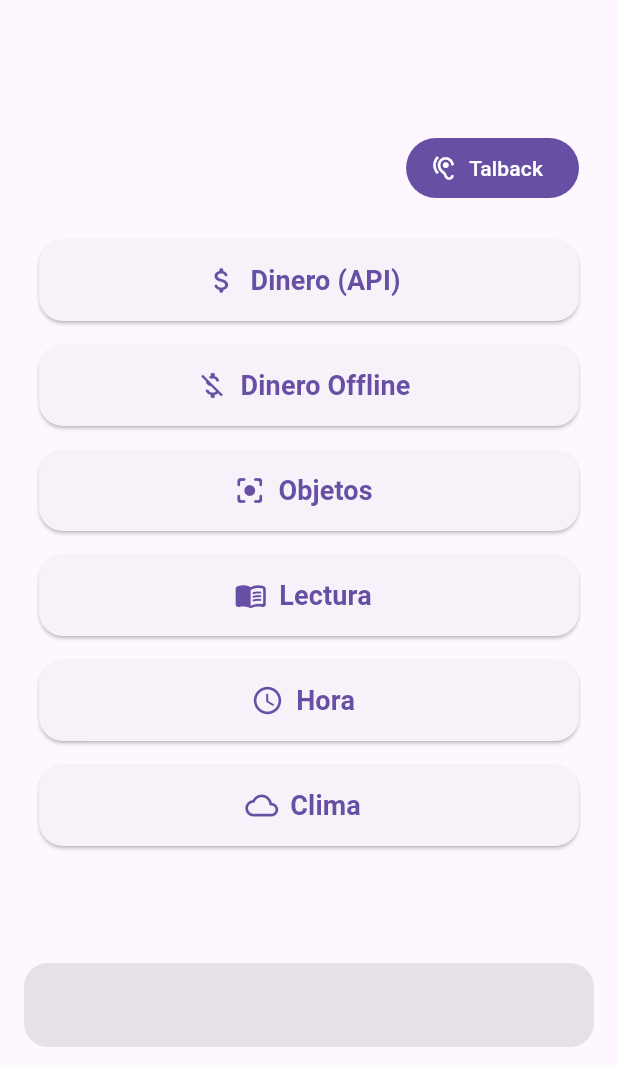
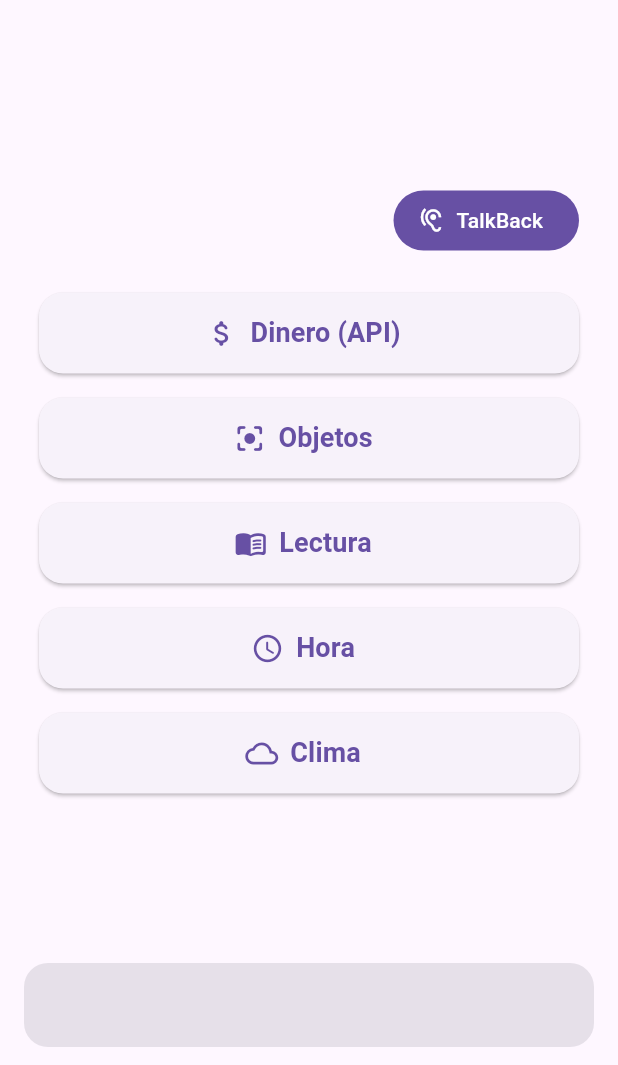
Before and after one commit to joelmg19/CellSayapp3, a Flutter app: the screen it shows after launch, on a phone screen of 412 x 824 dp, the part 171-1236 px from its top. Run offline on Flutter 3.47's test engine with Material 3 defaults, Android fonts, the phone set to English and light mode, and no system bars; our stand-ins replace camera, flutter_tts, geolocator, image_picker, permission_handler, speech_to_text; missing offline and left inert: google_mlkit_commons, google_mlkit_text_recognition, tflite_flutter, ultralytics_yolo.

Commit message:
Limit free menu options

```diff
--- a/lib/presentation/screens/menu_screen.dart
+++ b/lib/presentation/screens/menu_screen.dart
@@ -45,7 +45,7 @@ class _MenuScreenState extends State<MenuScreen> {
 
   Future<void> _readMenu() async {
     await _speak(
-      'Menú principal. Opciones: Dinero, Dinero offline, Objetos, Lectura, Hora y Clima. Diga una opción.',
+      'Menú principal. Opciones: Dinero, Objetos, Lectura, Hora y Clima. Diga una opción.',
     );
   }
 
@@ -86,14 +86,6 @@ class _MenuScreenState extends State<MenuScreen> {
 
   void _handleVoice(String words) async {
     final t = words.toLowerCase();
-    if (t.contains('dinero') &&
-        (t.contains('offline') || t.contains('local') || t.contains('internet'))) {
-      await _stt.stop();
-      setState(() => _isListening = false);
-      if (!mounted) return;
-      Navigator.pushNamed(context, '/money-offline');
-      return;
-    }
     if (t.contains('dinero')) {
       await _stt.stop();
       setState(() => _isListening = false);
@@ -150,31 +142,31 @@ class _MenuScreenState extends State<MenuScreen> {
         label: 'Dinero (API)',
         icon: Icons.attach_money_rounded,
         onTap: () => Navigator.pushNamed(context, '/money'),
-      ),
-      _BigButton(
-        label: 'Dinero Offline',
-        icon: Icons.money_off,
-        onTap: () => Navigator.pushNamed(context, '/money-offline'),
+        semanticsHint: 'Detector de billetes con conexión a internet',
       ),
       _BigButton(
         label: 'Objetos',
         icon: Icons.center_focus_strong_rounded,
         onTap: () => Navigator.pushNamed(context, '/camera'),
+        semanticsHint: 'Cámara para detección de objetos',
       ),
       _BigButton(
         label: 'Lectura',
         icon: Icons.menu_book_rounded,
         onTap: () => Navigator.pushNamed(context, '/text-reader'),
+        semanticsHint: 'Lectura de texto usando la cámara',
       ),
       _BigButton(
         label: 'Hora',
         icon: Icons.access_time_rounded,
         onTap: _sayTime,
+        semanticsHint: 'Anuncia la hora actual',
       ),
       _BigButton(
         label: 'Clima',
         icon: Icons.cloud_outlined,
         onTap: _sayWeather,
+        semanticsHint: 'Anuncia el clima actual',
       ),
     ];
 
@@ -212,10 +204,15 @@ class _MenuScreenState extends State<MenuScreen> {
                   Row(
                     children: [
                       const Spacer(),
-                      FilledButton.icon(
+                      Semantics(
+                        label: 'Activar o desactivar asistencia por voz',
+                        hint: 'Doble toque para alternar el asistente hablado',
+                        button: true,
+                        child: FilledButton.icon(
                           onPressed: _startTalkback,
                           icon: Icon(_isListening ? Icons.hearing_disabled : Icons.hearing),
-                        label: Text(_isListening ? 'Talback ON' : 'Talback'),
+                          label: Text(_isListening ? 'TalkBack activado' : 'TalkBack'),
+                        ),
                       ),
                     ],
                   ),
@@ -239,10 +236,20 @@ class _BigButton extends StatelessWidget {
   final String label;
   final IconData icon;
   final VoidCallback onTap;
-  const _BigButton({required this.label, required this.icon, required this.onTap});
+  final String? semanticsHint;
+  const _BigButton({
+    required this.label,
+    required this.icon,
+    required this.onTap,
+    this.semanticsHint,
+  });
   @override
   Widget build(BuildContext context) {
-    return ElevatedButton.icon(
+    return Semantics(
+      button: true,
+      label: label,
+      hint: semanticsHint ?? 'Doble toque para abrir $label',
+      child: ElevatedButton.icon(
         onPressed: onTap,
         icon: Icon(icon, size: 22),
         label: Padding(
@@ -252,6 +259,7 @@ class _BigButton extends StatelessWidget {
         style: ElevatedButton.styleFrom(
           shape: RoundedRectangleBorder(borderRadius: BorderRadius.circular(16)),
         ),
+      ),
     );
   }
 }
```
Lines whose indentation alone changed are shown as unchanged.
